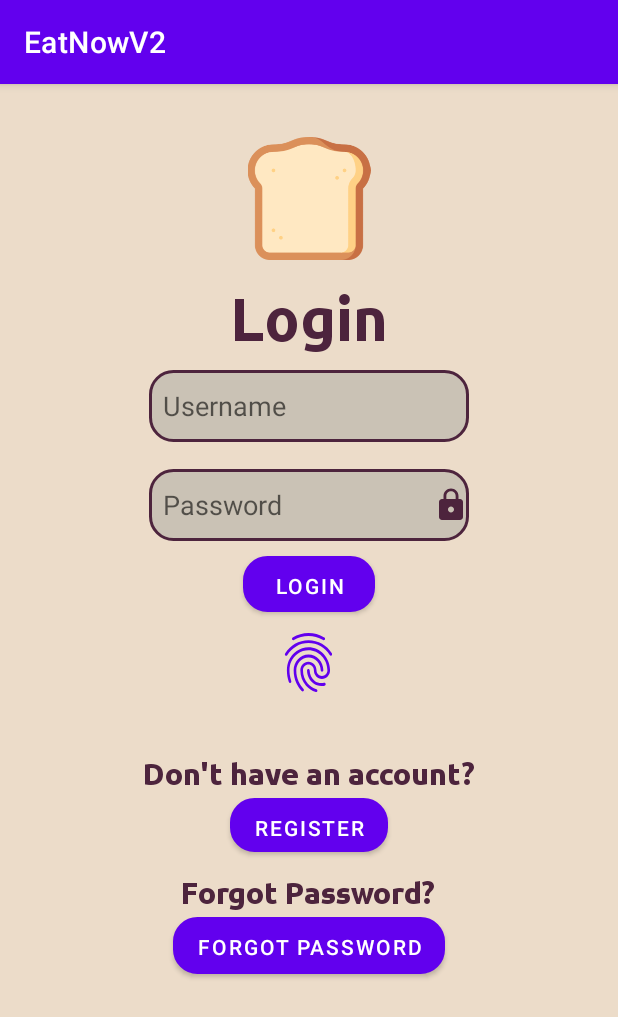
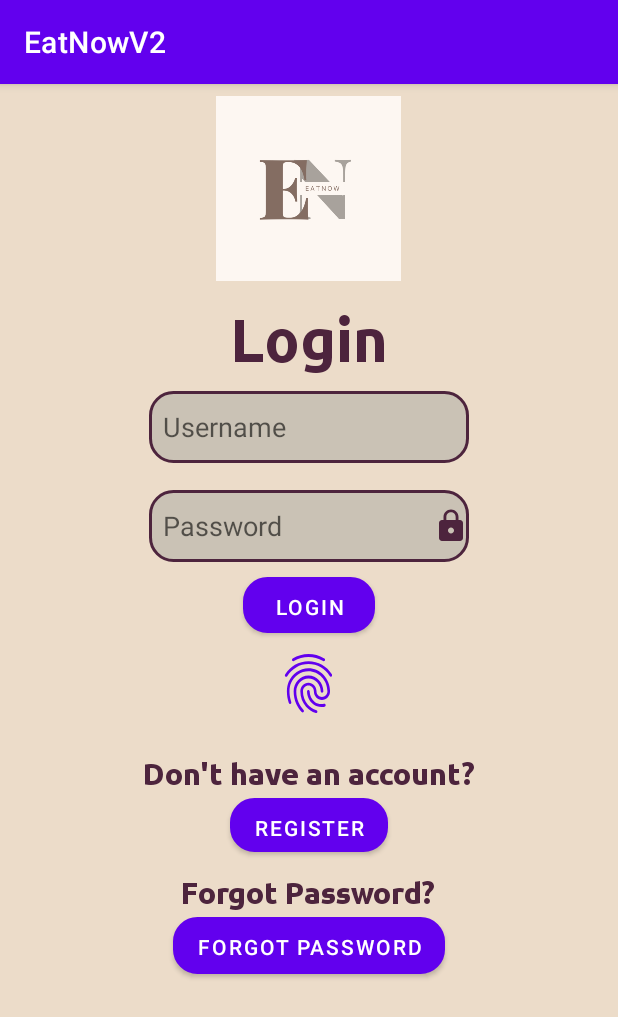
Before and after one commit to decaffinetedturtle/EatNowV2, an Android app: the screen it shows after launch (MainActivity), on a phone screen of 412 x 824 dp. Shown: the top 1017 px of the screen. Run offline under Robolectric (Android 15) with nearby library versions, the light colour scheme and no system bars; our stand-ins replace Firebase (no records; nobody signed in at launch, a user with empty details on screens opened directly).

Commit message:
Final_final_push
fix light sensor
added logo

```diff
--- /dev/null
+++ b/app/src/main/res/drawable/baseline_person_pin_24.xml
@@ -0,0 +1,5 @@
+<vector android:height="35dp" android:tint="#FFFFFF"
+    android:viewportHeight="24" android:viewportWidth="24"
+    android:width="35dp" xmlns:android="http://schemas.android.com/apk/res/android">
+    <path android:fillColor="@android:color/white" android:pathData="M12,2c-4.97,0 -9,4.03 -9,9 0,4.17 2.84,7.67 6.69,8.69L12,22l2.31,-2.31C18.16,18.67 21,15.17 21,11c0,-4.97 -4.03,-9 -9,-9zM12,4c1.66,0 3,1.34 3,3s-1.34,3 -3,3 -3,-1.34 -3,-3 1.34,-3 3,-3zM12,18.3c-2.5,0 -4.71,-1.28 -6,-3.22 0.03,-1.99 4,-3.08 6,-3.08 1.99,0 5.97,1.09 6,3.08 -1.29,1.94 -3.5,3.22 -6,3.22z"/>
+</vector>
--- a/app/src/main/res/layout/activity_add_item.xml
+++ b/app/src/main/res/layout/activity_add_item.xml
@@ -21,7 +21,8 @@
         app:layout_constraintHorizontal_bias="0.492"
         app:layout_constraintStart_toStartOf="parent"
         app:layout_constraintTop_toTopOf="parent"
-        app:layout_constraintVertical_bias="0.475" />
+        app:layout_constraintVertical_bias="0.475"
+        />
 
     <EditText
         android:id="@+id/etFoodTitle"
@@ -39,7 +40,8 @@
         app:layout_constraintBottom_toBottomOf="@+id/btnSubmit"
         app:layout_constraintEnd_toEndOf="parent"
         app:layout_constraintStart_toStartOf="parent"
-        app:layout_constraintTop_toBottomOf="@+id/btnScan"></EditText>
+        app:layout_constraintTop_toBottomOf="@+id/btnScan"
+        ></EditText>
 
     <Space
         android:id="@+id/space"
--- a/app/src/main/res/layout/activity_main.xml
+++ b/app/src/main/res/layout/activity_main.xml
@@ -14,15 +14,14 @@
 
     <Space
         android:layout_width="match_parent"
-        android:layout_height="15dp"></Space>
+        android:layout_height="8dp"></Space>
 
     <ImageView
         android:id="@+id/imageView"
-        android:layout_width="136dp"
-        android:layout_height="102dp"
+        android:layout_width="150dp"
+        android:layout_height="123dp"
         android:layout_gravity="center"
-        android:paddingTop="20dp"
-        app:srcCompat="@drawable/logo"
+        app:srcCompat="@drawable/eat_now_logo"
         tools:layout_editor_absoluteX="136dp"
         tools:layout_editor_absoluteY="67dp" />
 
@@ -114,7 +113,7 @@
 
             <Space
                 android:layout_width="match_parent"
-                android:layout_height="20dp"></Space>
+                android:layout_height="10dp"></Space>
 
 
         </LinearLayout>
@@ -124,7 +123,7 @@
 
     <Space
         android:layout_width="match_parent"
-        android:layout_height="34dp"></Space>
+        android:layout_height="20dp"></Space>
 
     <TextView
         android:layout_width="wrap_content"
--- a/app/src/main/res/layout/activity_retrieve_email_forget_password.xml
+++ b/app/src/main/res/layout/activity_retrieve_email_forget_password.xml
@@ -22,7 +22,7 @@
             android:layout_height="137dp"
             android:layout_gravity="center"
             android:layout_marginTop="20dp"
-            android:src="@drawable/logo"
+            android:src="@drawable/eat_now_logo"
             tools:ignore="ImageContrastCheck" />
 
         <TextView
--- a/app/src/main/res/layout/activity_user_dashboard.xml
+++ b/app/src/main/res/layout/activity_user_dashboard.xml
@@ -46,7 +46,7 @@
                     android:layout_height="200dp"
                     android:layout_margin="10dp"
                     android:contentDescription="This is a placeholder image"
-                    android:src="@drawable/placeholder"/>
+                    android:src="@drawable/baseline_person_pin_24"/>
 
                 <LinearLayout
                     android:layout_width="match_parent"
```
Also changed, not shown: app/src/main/java/com/mad/eatnowv2/MainActivity.java (+36 -71 lines), app/src/main/res/layout/activity_user_forgot.xml (+6 -4 lines), app/src/main/res/layout/activity_user_register.xml (+3 -4 lines), app/src/main/res/drawable/eat_now_logo.png (added).
